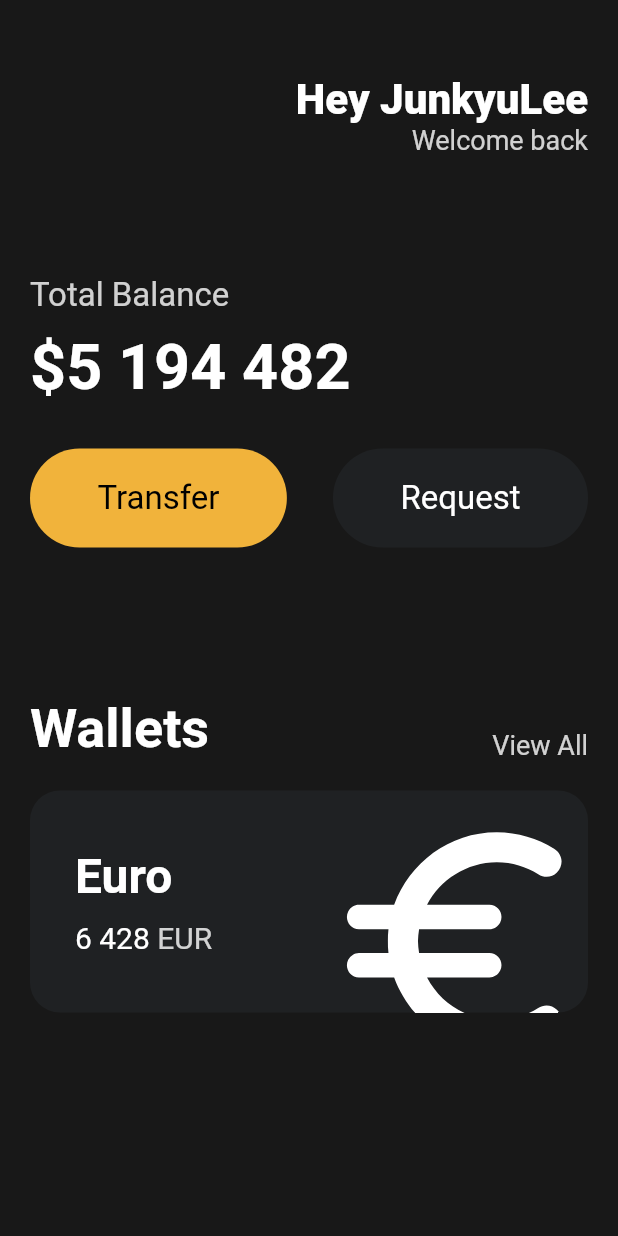
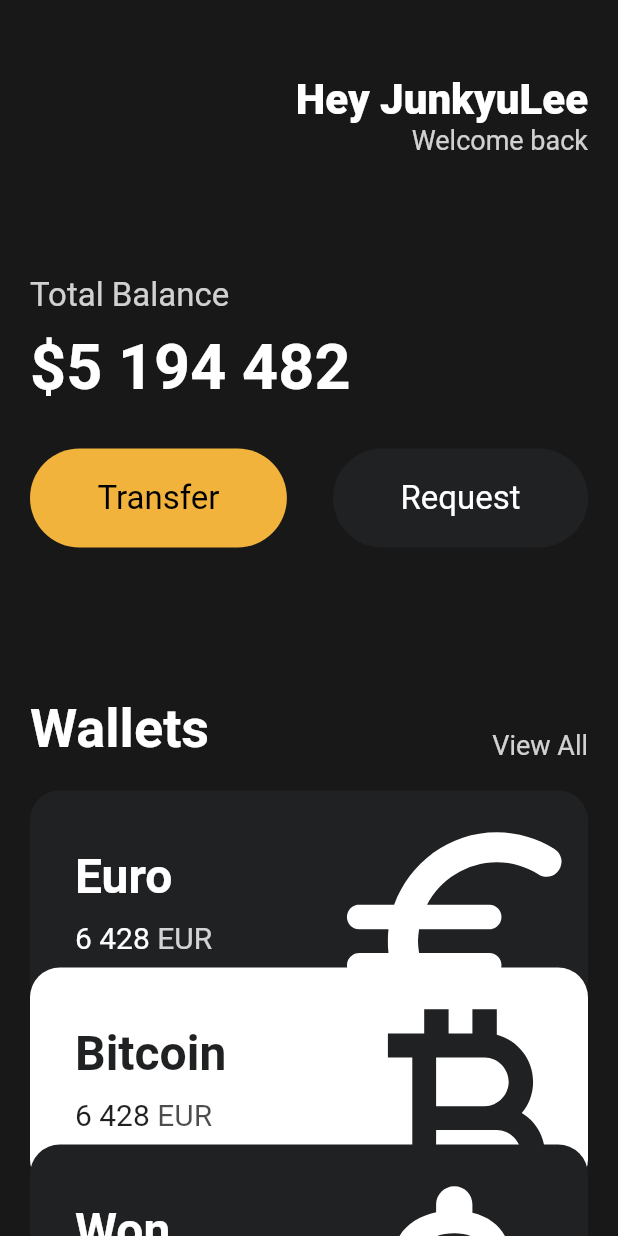
Before and after one commit to Jun99uu/FlutterTutorial, a Flutter app: the screen it shows after launch, on a phone screen of 412 x 824 dp. Run offline on Flutter 3.47's test engine with Material 2 defaults, Android fonts, the phone set to English and light mode, and no system bars.

Commit message:
add : stateless func 완성

```diff
--- a/lib/main.dart
+++ b/lib/main.dart
@@ -1,5 +1,6 @@
 import 'package:flutter/material.dart';
 import 'package:flutter_application_1/widgets/Button.dart';
+import 'package:flutter_application_1/widgets/currency_card.dart';
 
 void main() {
   runApp(const MyApp());
@@ -13,7 +14,8 @@ class MyApp extends StatelessWidget {
     return MaterialApp(
       home: Scaffold(
         backgroundColor: const Color(0xFF181818),
-        body: Padding(
+        body: SingleChildScrollView(
+          child: Padding(
             padding: const EdgeInsets.symmetric(horizontal: 20),
             child: Column(
               crossAxisAlignment: CrossAxisAlignment.start,
@@ -109,76 +111,38 @@ class MyApp extends StatelessWidget {
                 const SizedBox(
                   height: 20,
                 ),
-              Container(
-                clipBehavior: Clip.hardEdge,
-                decoration: BoxDecoration(
-                  color: const Color(0xff1f2123),
-                  borderRadius: BorderRadius.circular(20),
+                const CurrencyCard(
+                  text: "Euro",
+                  price: "6 428",
+                  unit: "EUR",
+                  isInverted: false,
+                  icon: Icons.euro_rounded,
                 ),
-                child: Padding(
-                  padding: const EdgeInsets.all(30),
-                  child: Row(
-                    mainAxisAlignment: MainAxisAlignment.spaceBetween,
-                    children: [
-                      Column(
-                        crossAxisAlignment: CrossAxisAlignment.start,
-                        children: [
-                          const Text(
-                            'Euro',
-                            style: TextStyle(
-                              fontSize: 32,
-                              fontWeight: FontWeight.w600,
-                              color: Colors.white,
+                Transform.translate(
+                  offset: const Offset(0, -30),
+                  child: const CurrencyCard(
+                    text: "Bitcoin",
+                    price: "7 428",
+                    unit: "BTC",
+                    isInverted: true,
+                    icon: Icons.currency_bitcoin,
                   ),
                 ),
-                          const SizedBox(
-                            height: 10,
-                          ),
-                          Row(
-                            children: [
-                              const Text(
-                                '6 428',
-                                style: TextStyle(
-                                  fontSize: 20,
-                                  color: Colors.white,
-                                ),
-                              ),
-                              const SizedBox(
-                                width: 5,
-                              ),
-                              Text(
-                                'EUR',
-                                style: TextStyle(
-                                  fontSize: 20,
-                                  color: Colors.white.withOpacity(0.8),
-                                ),
-                              ),
-                            ],
-                          ),
-                        ],
-                      ),
-                      Transform.scale(
-                        scale: 2.2,
-                        child: Transform.translate(
-                          offset: const Offset(
-                            -5,
-                            12,
-                          ),
-                          child: const Icon(
-                            Icons.euro_rounded,
-                            color: Colors.white,
-                            size: 88,
-                          ),
-                        ),
-                      )
-                    ],
-                  ),
+                Transform.translate(
+                  offset: const Offset(0, -60),
+                  child: const CurrencyCard(
+                    text: "Won",
+                    price: "19 420",
+                    unit: "WON",
+                    isInverted: false,
+                    icon: Icons.attach_money_rounded,
                   ),
                 ),
               ],
             ),
           ),
         ),
+      ),
     );
   }
 }
```
Lines whose indentation alone changed are shown as unchanged.
